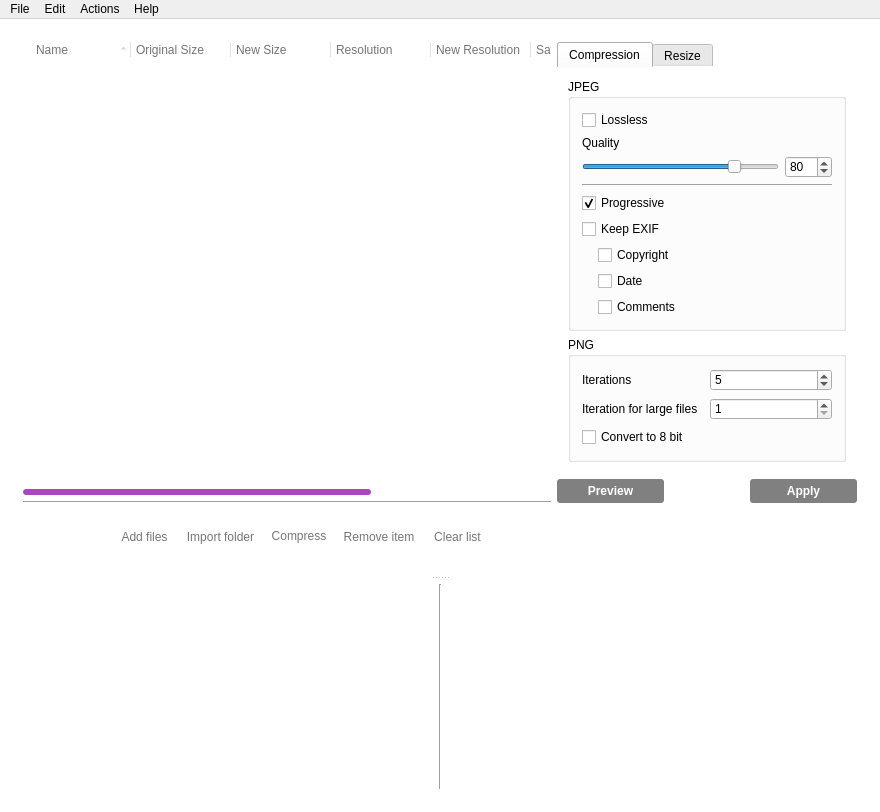
Qt form src/caesium.ui (Lymphatus/caesium-image-compressor) before a commit.
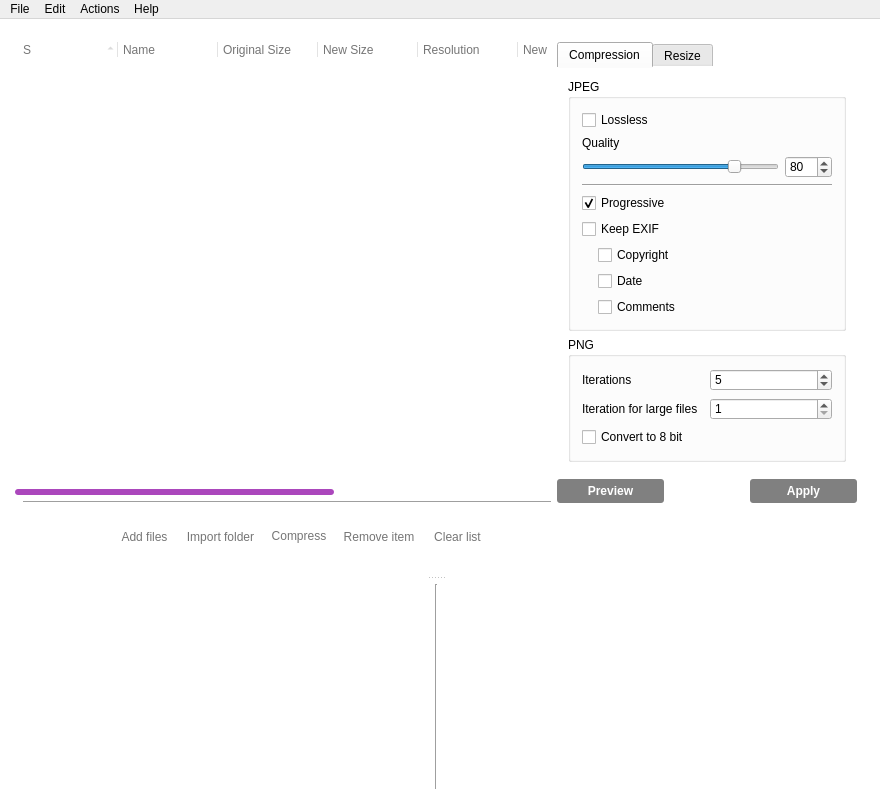
The same form after that commit. Icons and pictures are not drawn. Custom widgets are drawn as their Qt base class.

Commit message: Added status icons to the list

The edit to the form file:
```diff
--- a/src/caesium.ui
+++ b/src/caesium.ui
@@ -51,7 +51,7 @@
 	background-color: #FFFFFF;
     text-transform: uppercase;
     padding-bottom: 10px;
-    padding-left: 8px;
+    padding-left: 3px;
     color: #CCCCCC;
 }
 
@@ -174,7 +174,7 @@
   <widget class="QWidget" name="centralWidget">
    <layout class="QGridLayout" name="gridLayout">
     <property name="leftMargin">
-     <number>12</number>
+     <number>4</number>
     </property>
     <property name="topMargin">
      <number>12</number>
@@ -653,6 +653,9 @@
         </item>
         <item row="2" column="0">
          <layout class="QHBoxLayout" name="horizontalLayout">
+          <property name="leftMargin">
+           <number>8</number>
+          </property>
           <property name="topMargin">
            <number>5</number>
           </property>
@@ -983,6 +986,9 @@
         </item>
         <item row="1" column="0">
          <widget class="Line" name="line_2">
+          <property name="styleSheet">
+           <string notr="true">margin-left: 8px;</string>
+          </property>
           <property name="orientation">
            <enum>Qt::Horizontal</enum>
           </property>
@@ -1051,6 +1057,12 @@
           <property name="selectionMode">
            <enum>QAbstractItemView::ExtendedSelection</enum>
           </property>
+          <property name="iconSize">
+           <size>
+            <width>16</width>
+            <height>16</height>
+           </size>
+          </property>
           <property name="indentation">
            <number>0</number>
           </property>
@@ -1063,15 +1075,26 @@
           <property name="animated">
            <bool>true</bool>
           </property>
+          <property name="expandsOnDoubleClick">
+           <bool>false</bool>
+          </property>
           <attribute name="headerCascadingSectionResizes">
            <bool>false</bool>
           </attribute>
           <attribute name="headerHighlightSections">
            <bool>false</bool>
           </attribute>
+          <attribute name="headerMinimumSectionSize">
+           <number>16</number>
+          </attribute>
           <attribute name="headerShowSortIndicator" stdset="0">
            <bool>true</bool>
           </attribute>
+          <column>
+           <property name="text">
+            <string>S</string>
+           </property>
+          </column>
           <column>
            <property name="text">
             <string>Name</string>
@@ -1170,9 +1193,6 @@
           <property name="text">
            <string/>
           </property>
-          <property name="pixmap">
-           <pixmap>:/icons/ui/picture.png</pixmap>
-          </property>
           <property name="scaledContents">
            <bool>false</bool>
           </property>
```
The commit also changes 12 other files.
